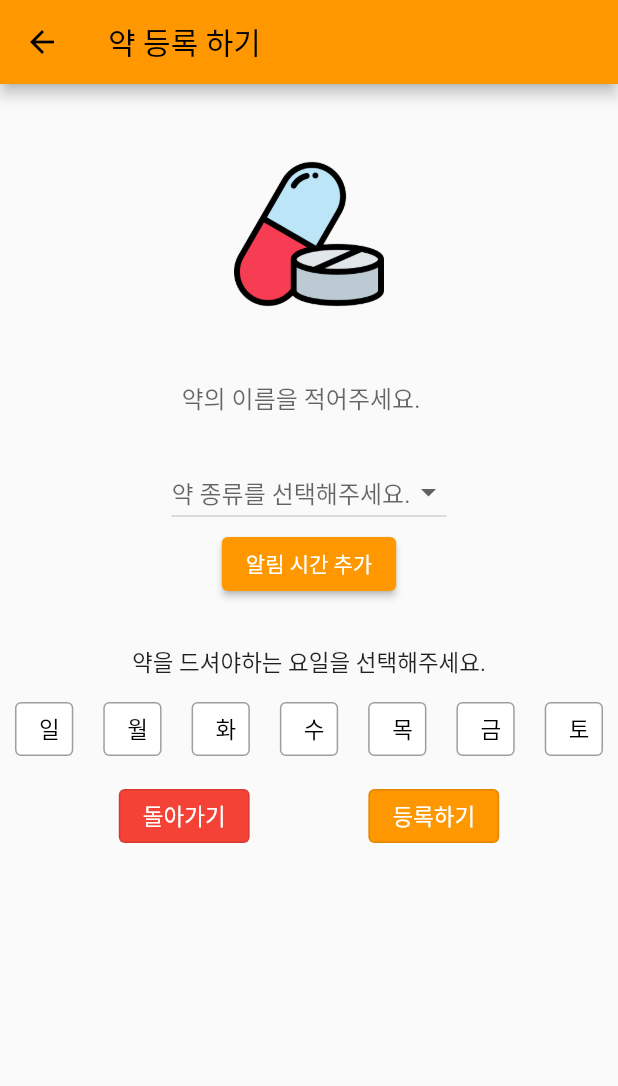
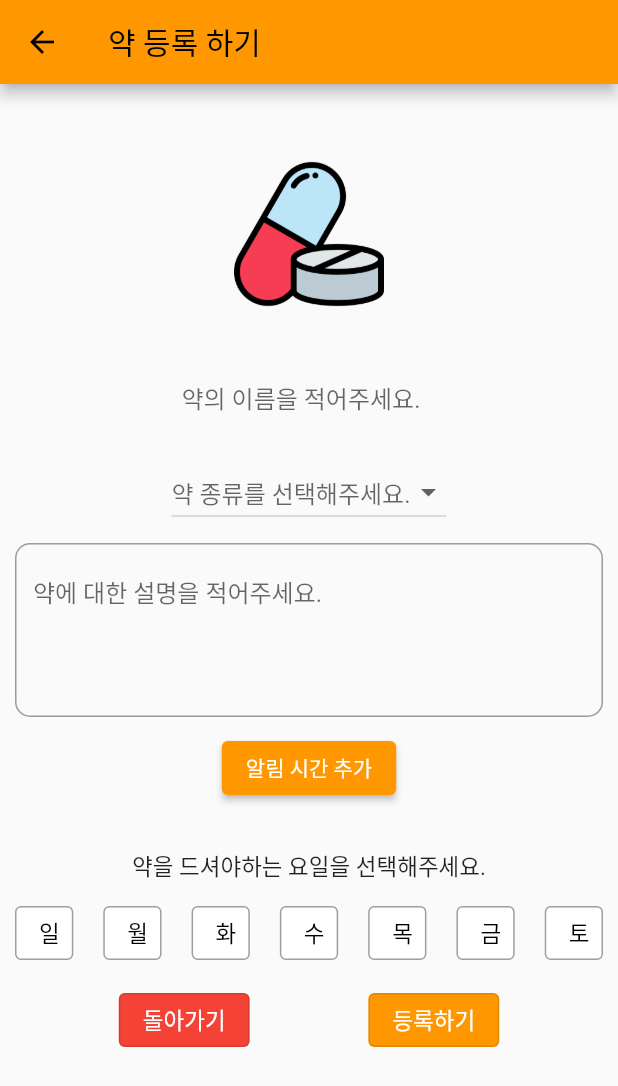
Before and after one commit to LGTM-CNU/Vita-App, a Flutter app: the NewMedicine screen opened by its route, on a phone screen of 412 x 824 dp. Shown: the top 1086 px of the screen. Run offline on Flutter 3.47's test engine with Material 2 defaults, Android fonts, the phone set to English and light mode, and no system bars; our stand-ins replace firebase_core, firebase_storage, permission_handler, shared_preferences; missing offline and left inert: audio_session, flutter_sound; accounts and stored records are empty.

Commit message:
feat: 약 설명 textarea 추가

```diff
--- a/lib/Screen/NewMedicine.dart
+++ b/lib/Screen/NewMedicine.dart
@@ -1,6 +1,8 @@
 import 'dart:math';
 import 'package:flutter/material.dart';
+
 import 'package:vita/Widget/TimePicker.dart';
+import 'package:vita/Util/date.dart';
 
 class NewMedicine extends StatefulWidget {
   @override
@@ -11,6 +13,8 @@ class NewMedicineState extends State<NewMedicine> {
   var _selectedMedicineType;
   var _medicineName = '';
   var _randomImg = '';
+  var _selectedDate;
+  final _textController = TextEditingController();
 
   var selectedTimeList = [];
 
@@ -58,7 +62,8 @@ class NewMedicineState extends State<NewMedicine> {
       appBar: AppBar(
         title: const Text("약 등록 하기"),
       ),
-      body: Column(
+      body: SingleChildScrollView(
+          child: Column(
         children: [
           Padding(
             padding: const EdgeInsets.only(top: 50, bottom: 20),
@@ -102,6 +107,19 @@ class NewMedicineState extends State<NewMedicine> {
                 _selectedMedicineType = value;
               });
             },
+          ),
+          Container(
+            padding: EdgeInsets.all(10),
+            child: TextField(
+              controller: _textController,
+              maxLines: 4,
+              decoration: InputDecoration(
+                hintText: "약에 대한 설명을 적어주세요.",
+                border: OutlineInputBorder(
+                  borderRadius: BorderRadius.circular(10),
+                ),
+              ),
+            ),
           ),
           for (var i = 0; i < selectedTimeList.length; i++) ...[
             TimePicker(selectedTime: selectedTimeList[i], index: i)
@@ -195,7 +213,7 @@ class NewMedicineState extends State<NewMedicine> {
             ],
           )
         ],
-      ),
+      )),
     );
   }
 }
--- a/lib/Util/date.dart
+++ b/lib/Util/date.dart
@@ -8,4 +8,8 @@ class Date {
     var hour = date.hour > 12 ? date.hour - 12 : date.hour;
     return "${date.year}/${_numberToString(date.month)}/${_numberToString(date.day)} ${_numberToString(hour)}:${_numberToString(date.minute)} $meridiem";
   }
+
+  static String dateToKorean(DateTime date) {
+    return "${date.year}년 ${date.month}월 ${date.day}일";
+  }
 }
```
